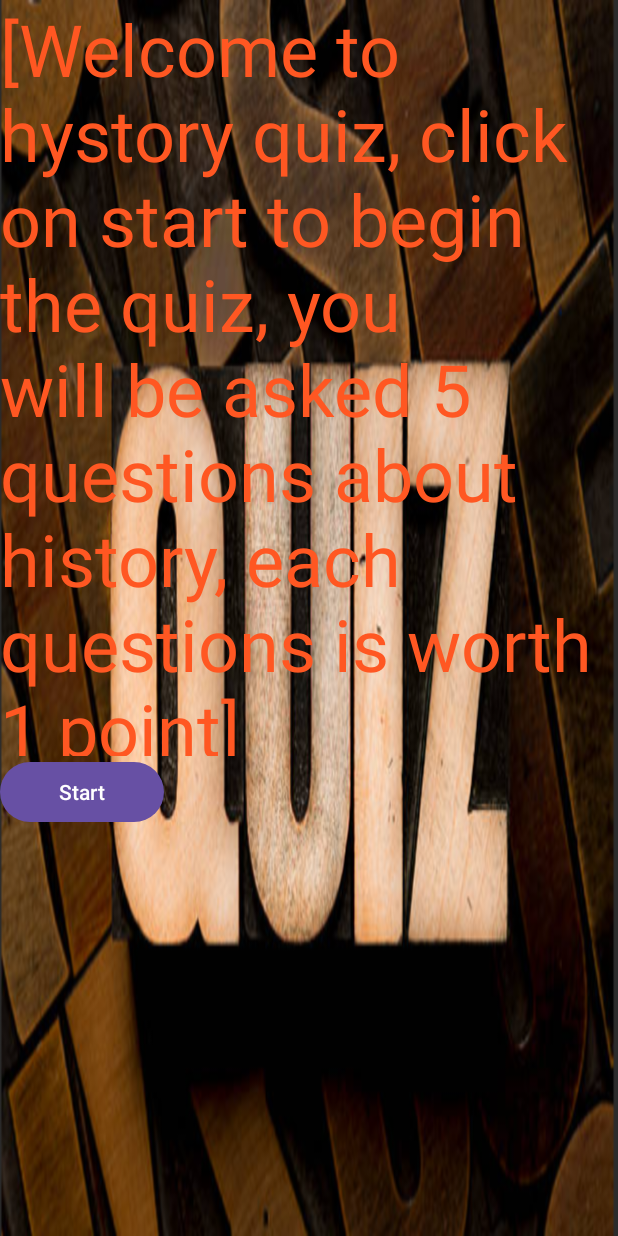
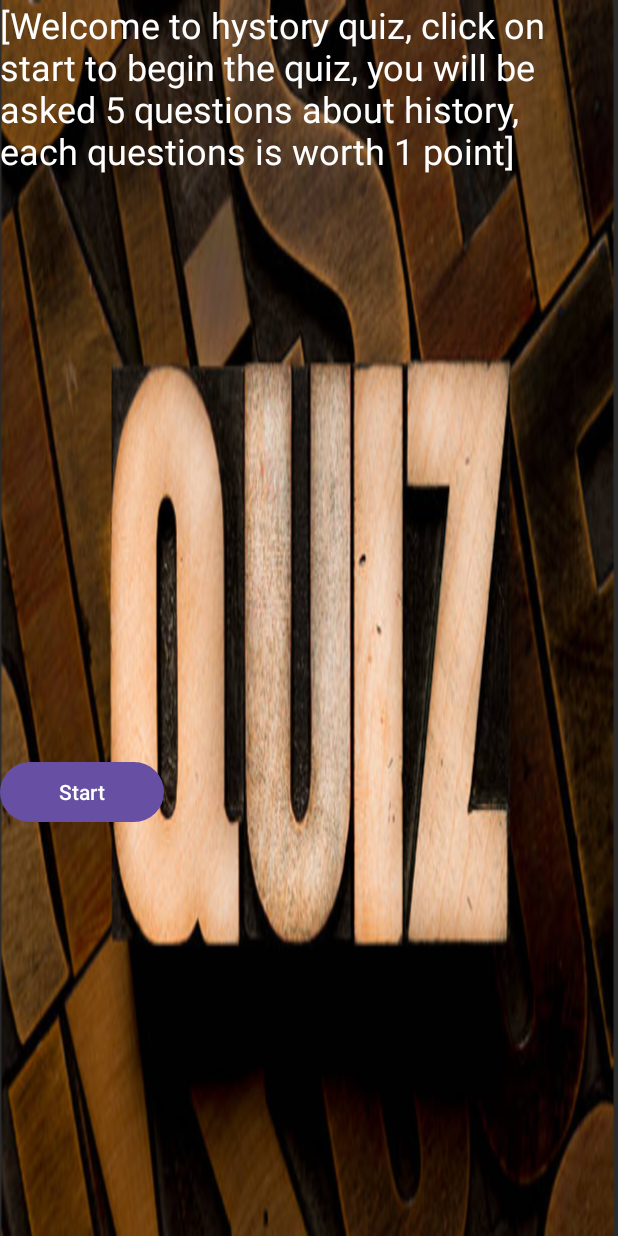
Before and after one commit to ST10486848/ST10486848_Flashcardapp, an Android app: the screen it shows after launch (MainActivity), on a phone screen of 412 x 824 dp. Run offline under Robolectric (Android 15) with nearby library versions, the phone set to English and light mode, and no system bars.

Commit message:
Third commit

```diff
--- a/app/src/main/res/layout/activity_main.xml
+++ b/app/src/main/res/layout/activity_main.xml
@@ -14,8 +14,8 @@
         android:layout_width="400dp"
         android:layout_height="504dp"
         android:text="WELCOME !"
-        android:textColor="#FF5722"
-        android:textSize="48sp"
+        android:textColor="@color/white"
+        android:textSize="24sp"
         app:layout_constraintBottom_toBottomOf="parent"
         app:layout_constraintEnd_toEndOf="parent"
         app:layout_constraintHorizontal_bias="0.623"
```
Also changed, not shown: app/src/main/java/com/example/st10486848_flashcardapp/Scorescreen.kt (+5 -4 lines).
